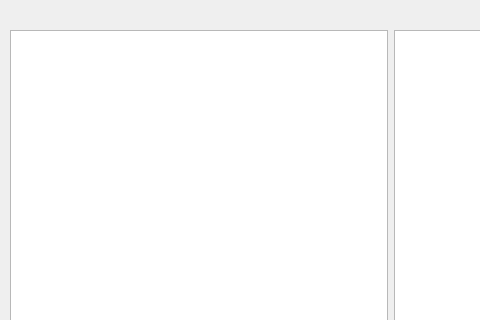
Above: Greyform-linux/Python_Application/UI_Design/mainframe.ui from mokzhizhuan/GreyForm_UIs before the change; both pictures show x 0 to 480 and y 0 to 320 of the 800 by 600 pixel window. Below: the same form after it.
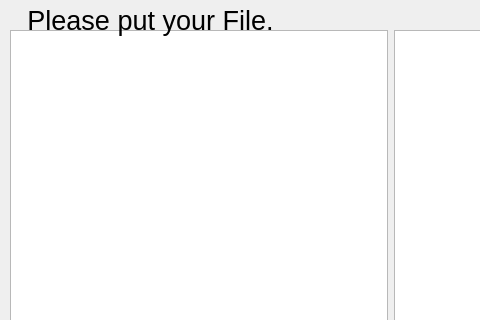
That is the form after the change. The open tabs and pages were chosen to show the change.

The edit to the form file:
```diff
--- a/Greyform-linux/Python_Application/UI_Design/mainframe.ui
+++ b/Greyform-linux/Python_Application/UI_Design/mainframe.ui
@@ -167,6 +167,27 @@
        </item>
       </layout>
      </widget>
+     <widget class="QLabel" name="filelabel">
+      <property name="geometry">
+       <rect>
+        <x>20</x>
+        <y>0</y>
+        <width>261</width>
+        <height>41</height>
+       </rect>
+      </property>
+      <property name="font">
+       <font>
+        <pointsize>20</pointsize>
+       </font>
+      </property>
+      <property name="text">
+       <string>Please put your File.</string>
+      </property>
+      <property name="alignment">
+       <set>Qt::AlignCenter</set>
+      </property>
+     </widget>
     </widget>
     <widget class="QWidget" name="page_2">
      <property name="sizePolicy">
```
